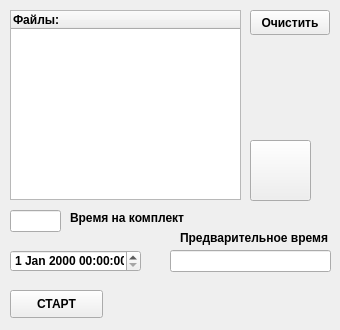
Before: the Qt Designer form source/timer/timerpemiwidget.ui in VictorZ08/Path, drawn with Qt 5.
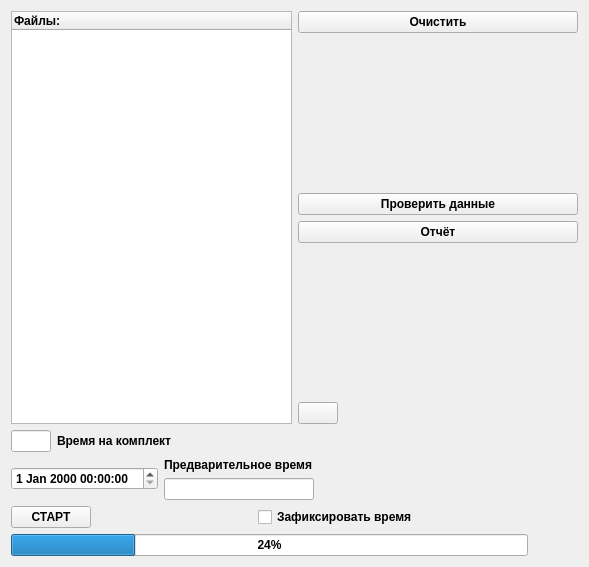
After: the same form once the commit is applied. Icons and pictures are not drawn.

```diff
--- a/source/timer/timerpemiwidget.ui
+++ b/source/timer/timerpemiwidget.ui
@@ -6,8 +6,8 @@
    <rect>
     <x>0</x>
     <y>0</y>
-    <width>340</width>
-    <height>330</height>
+    <width>589</width>
+    <height>567</height>
    </rect>
   </property>
   <property name="sizePolicy">
@@ -16,18 +16,6 @@
     <verstretch>0</verstretch>
    </sizepolicy>
   </property>
-  <property name="minimumSize">
-   <size>
-    <width>340</width>
-    <height>330</height>
-   </size>
-  </property>
-  <property name="maximumSize">
-   <size>
-    <width>340</width>
-    <height>330</height>
-   </size>
-  </property>
   <property name="baseSize">
    <size>
     <width>0</width>
@@ -43,146 +31,274 @@
   <property name="windowTitle">
    <string>Таймер ПЭМИ</string>
   </property>
-  <widget class="QLineEdit" name="m_timeSet_le">
-   <property name="geometry">
-    <rect>
-     <x>10</x>
-     <y>210</y>
-     <width>51</width>
-     <height>22</height>
-    </rect>
-   </property>
-  </widget>
-  <widget class="QDateTimeEdit" name="m_editTime_dte">
-   <property name="geometry">
-    <rect>
-     <x>10</x>
-     <y>250</y>
-     <width>131</width>
-     <height>22</height>
-    </rect>
-   </property>
-  </widget>
-  <widget class="QLabel" name="labelPreliminarilyTime">
-   <property name="geometry">
-    <rect>
-     <x>180</x>
-     <y>230</y>
-     <width>151</width>
-     <height>16</height>
-    </rect>
-   </property>
-   <property name="text">
-    <string>Предварительное время</string>
-   </property>
-  </widget>
-  <widget class="QLineEdit" name="m_previewTime_le">
-   <property name="geometry">
-    <rect>
-     <x>170</x>
-     <y>250</y>
-     <width>161</width>
-     <height>22</height>
-    </rect>
-   </property>
-  </widget>
-  <widget class="QPushButton" name="m_start_pb">
-   <property name="geometry">
-    <rect>
-     <x>10</x>
-     <y>290</y>
-     <width>93</width>
-     <height>28</height>
-    </rect>
-   </property>
-   <property name="text">
-    <string>СТАРТ</string>
-   </property>
-  </widget>
-  <widget class="QLabel" name="m_status_l">
-   <property name="geometry">
-    <rect>
-     <x>140</x>
-     <y>290</y>
-     <width>181</width>
-     <height>21</height>
-    </rect>
-   </property>
-   <property name="font">
-    <font>
-     <pointsize>10</pointsize>
-     <weight>75</weight>
-     <bold>true</bold>
-    </font>
-   </property>
-   <property name="text">
-    <string/>
-   </property>
-  </widget>
-  <widget class="QLabel" name="labelTimeComplect">
-   <property name="geometry">
-    <rect>
-     <x>70</x>
-     <y>210</y>
-     <width>121</width>
-     <height>16</height>
-    </rect>
-   </property>
-   <property name="text">
-    <string>Время на комплект</string>
-   </property>
-  </widget>
-  <widget class="QTreeWidget" name="m_loadSets_tw">
-   <property name="geometry">
-    <rect>
-     <x>10</x>
-     <y>10</y>
-     <width>231</width>
-     <height>190</height>
-    </rect>
-   </property>
-   <column>
-    <property name="text">
-     <string>Файлы:</string>
-    </property>
-   </column>
-  </widget>
-  <widget class="QPushButton" name="m_clear_pb">
-   <property name="geometry">
-    <rect>
-     <x>250</x>
-     <y>10</y>
-     <width>80</width>
-     <height>25</height>
-    </rect>
-   </property>
-   <property name="text">
-    <string>Очистить</string>
-   </property>
-  </widget>
-  <widget class="QPushButton" name="m_back_pb">
-   <property name="geometry">
-    <rect>
-     <x>250</x>
-     <y>140</y>
-     <width>61</width>
-     <height>61</height>
-    </rect>
-   </property>
-   <property name="text">
-    <string/>
-   </property>
-   <property name="icon">
-    <iconset resource="../path.qrc">
-     <normaloff>:/image/button_back.png</normaloff>:/image/button_back.png</iconset>
-   </property>
-   <property name="iconSize">
-    <size>
-     <width>60</width>
-     <height>60</height>
-    </size>
-   </property>
-  </widget>
+  <layout class="QGridLayout" name="gridLayout">
+   <item row="0" column="0">
+    <layout class="QVBoxLayout" name="verticalLayout_3">
+     <item>
+      <layout class="QHBoxLayout" name="horizontalLayout_4">
+       <item>
+        <widget class="QTreeWidget" name="m_loadSets_tw">
+         <column>
+          <property name="text">
+           <string>Файлы:</string>
+          </property>
+         </column>
+        </widget>
+       </item>
+       <item>
+        <layout class="QVBoxLayout" name="verticalLayout_2">
+         <item>
+          <widget class="QPushButton" name="m_clear_pb">
+           <property name="text">
+            <string>Очистить</string>
+           </property>
+          </widget>
+         </item>
+         <item>
+          <spacer name="verticalSpacer">
+           <property name="orientation">
+            <enum>Qt::Vertical</enum>
+           </property>
+           <property name="sizeHint" stdset="0">
+            <size>
+             <width>20</width>
+             <height>40</height>
+            </size>
+           </property>
+          </spacer>
+         </item>
+         <item>
+          <widget class="QPushButton" name="m_startCheckData_pb">
+           <property name="text">
+            <string>Проверить данные</string>
+           </property>
+          </widget>
+         </item>
+         <item>
+          <widget class="QPushButton" name="m_report_pb">
+           <property name="text">
+            <string>Отчёт</string>
+           </property>
+          </widget>
+         </item>
+         <item>
+          <spacer name="verticalSpacer_2">
+           <property name="orientation">
+            <enum>Qt::Vertical</enum>
+           </property>
+           <property name="sizeHint" stdset="0">
+            <size>
+             <width>20</width>
+             <height>40</height>
+            </size>
+           </property>
+          </spacer>
+         </item>
+         <item>
+          <layout class="QHBoxLayout" name="horizontalLayout_5">
+           <item>
+            <widget class="QPushButton" name="m_back_pb">
+             <property name="text">
+              <string/>
+             </property>
+             <property name="icon">
+              <iconset resource="../path.qrc">
+               <normaloff>:/image/button_back.png</normaloff>:/image/button_back.png</iconset>
+             </property>
+             <property name="iconSize">
+              <size>
+               <width>60</width>
+               <height>60</height>
+              </size>
+             </property>
+            </widget>
+           </item>
+           <item>
+            <spacer name="horizontalSpacer">
+             <property name="orientation">
+              <enum>Qt::Horizontal</enum>
+             </property>
+             <property name="sizeHint" stdset="0">
+              <size>
+               <width>40</width>
+               <height>20</height>
+              </size>
+             </property>
+            </spacer>
+           </item>
+          </layout>
+         </item>
+        </layout>
+       </item>
+      </layout>
+     </item>
+     <item>
+      <layout class="QHBoxLayout" name="horizontalLayout_2">
+       <item>
+        <widget class="QLineEdit" name="m_timeSet_le">
+         <property name="maximumSize">
+          <size>
+           <width>40</width>
+           <height>16777215</height>
+          </size>
+         </property>
+        </widget>
+       </item>
+       <item>
+        <widget class="QLabel" name="labelTimeComplect">
+         <property name="text">
+          <string>Время на комплект</string>
+         </property>
+        </widget>
+       </item>
+       <item>
+        <spacer name="horizontalSpacer_5">
+         <property name="orientation">
+          <enum>Qt::Horizontal</enum>
+         </property>
+         <property name="sizeHint" stdset="0">
+          <size>
+           <width>40</width>
+           <height>20</height>
+          </size>
+         </property>
+        </spacer>
+       </item>
+      </layout>
+     </item>
+     <item>
+      <layout class="QHBoxLayout" name="horizontalLayout">
+       <item>
+        <widget class="QDateTimeEdit" name="m_editTime_dte"/>
+       </item>
+       <item>
+        <layout class="QVBoxLayout" name="verticalLayout">
+         <item>
+          <widget class="QLabel" name="labelPreliminarilyTime">
+           <property name="text">
+            <string>Предварительное время</string>
+           </property>
+          </widget>
+         </item>
+         <item>
+          <widget class="QLineEdit" name="m_previewTime_le">
+           <property name="sizePolicy">
+            <sizepolicy hsizetype="Expanding" vsizetype="Fixed">
+             <horstretch>0</horstretch>
+             <verstretch>0</verstretch>
+            </sizepolicy>
+           </property>
+           <property name="maximumSize">
+            <size>
+             <width>150</width>
+             <height>16777215</height>
+            </size>
+           </property>
+          </widget>
+         </item>
+        </layout>
+       </item>
+       <item>
+        <spacer name="horizontalSpacer_6">
+         <property name="orientation">
+          <enum>Qt::Horizontal</enum>
+         </property>
+         <property name="sizeType">
+          <enum>QSizePolicy::Expanding</enum>
+         </property>
+         <property name="sizeHint" stdset="0">
+          <size>
+           <width>40</width>
+           <height>20</height>
+          </size>
+         </property>
+        </spacer>
+       </item>
+      </layout>
+     </item>
+     <item>
+      <layout class="QHBoxLayout" name="horizontalLayout_3">
+       <item>
+        <widget class="QPushButton" name="m_start_pb">
+         <property name="text">
+          <string>СТАРТ</string>
+         </property>
+        </widget>
+       </item>
+       <item>
+        <spacer name="horizontalSpacer_3">
+         <property name="orientation">
+          <enum>Qt::Horizontal</enum>
+         </property>
+         <property name="sizeHint" stdset="0">
+          <size>
+           <width>40</width>
+           <height>20</height>
+          </size>
+         </property>
+        </spacer>
+       </item>
+       <item>
+        <widget class="QCheckBox" name="m_fixedTime_ckb">
+         <property name="text">
+          <string>Зафиксировать время</string>
+         </property>
+        </widget>
+       </item>
+       <item>
+        <spacer name="horizontalSpacer_4">
+         <property name="orientation">
+          <enum>Qt::Horizontal</enum>
+         </property>
+         <property name="sizeHint" stdset="0">
+          <size>
+           <width>40</width>
+           <height>20</height>
+          </size>
+         </property>
+        </spacer>
+       </item>
+      </layout>
+     </item>
+     <item>
+      <layout class="QHBoxLayout" name="horizontalLayout_6">
+       <item>
+        <widget class="QProgressBar" name="m_status_prb">
+         <property name="enabled">
+          <bool>true</bool>
+         </property>
+         <property name="sizePolicy">
+          <sizepolicy hsizetype="MinimumExpanding" vsizetype="Preferred">
+           <horstretch>0</horstretch>
+           <verstretch>0</verstretch>
+          </sizepolicy>
+         </property>
+         <property name="value">
+          <number>24</number>
+         </property>
+        </widget>
+       </item>
+       <item>
+        <spacer name="horizontalSpacer_2">
+         <property name="orientation">
+          <enum>Qt::Horizontal</enum>
+         </property>
+         <property name="sizeType">
+          <enum>QSizePolicy::Preferred</enum>
+         </property>
+         <property name="sizeHint" stdset="0">
+          <size>
+           <width>50</width>
+           <height>20</height>
+          </size>
+         </property>
+        </spacer>
+       </item>
+      </layout>
+     </item>
+    </layout>
+   </item>
+  </layout>
  </widget>
  <resources>
   <include location="../path.qrc"/>
```
